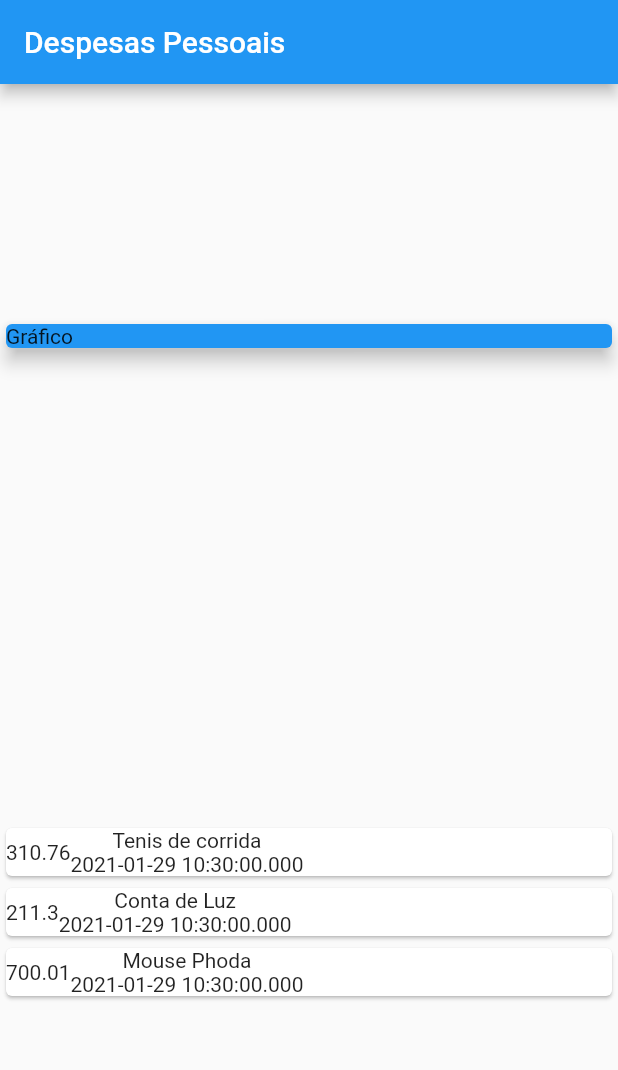
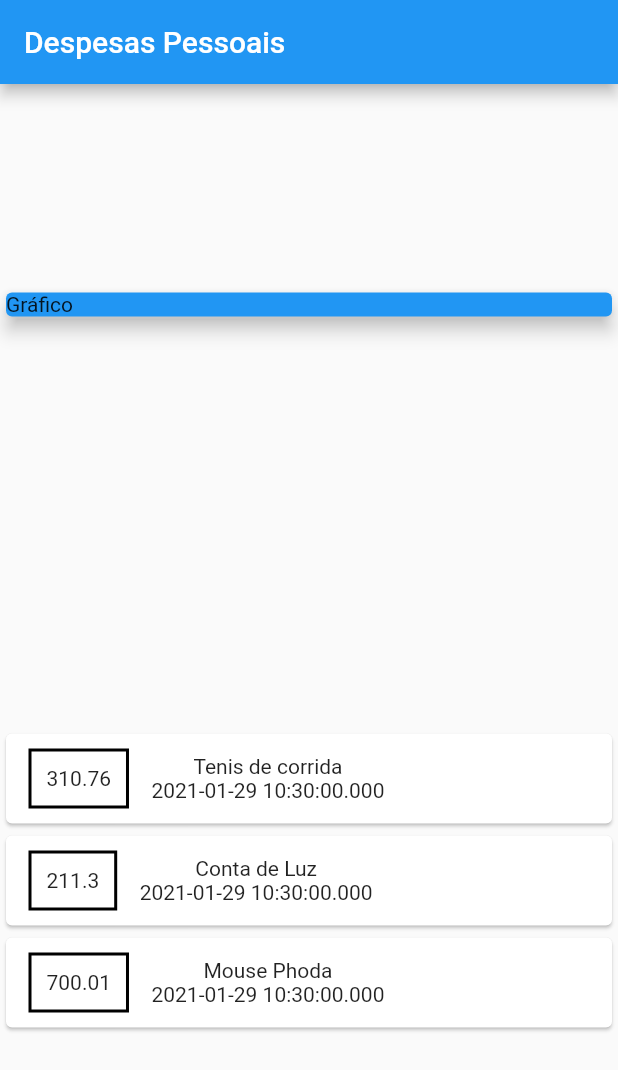
Before and after one commit to davidborelli/expenses, a Flutter app: the screen it shows after launch, on a phone screen of 412 x 824 dp. Shown: the top 1070 px of the screen. Run offline on Flutter 3.47's test engine with Material 2 defaults, Android fonts, the phone set to English and light mode, and no system bars.

Commit message:
feat: styling transaction component

```diff
--- a/lib/main.dart
+++ b/lib/main.dart
@@ -42,6 +42,17 @@ class MyHomePage extends StatelessWidget {
               child: Row(
                 children: [
                   Container(
+                    margin: EdgeInsets.symmetric(
+                      horizontal: 15,
+                      vertical: 10
+                    ),
+                    decoration: BoxDecoration(
+                      border: Border.all(
+                        color: Colors.black,
+                        width: 2,
+                      ),
+                    ),
+                    padding: EdgeInsets.all(10),
                     child: Text(transaction.value.toString()),
                   ),
                   Column(
```
